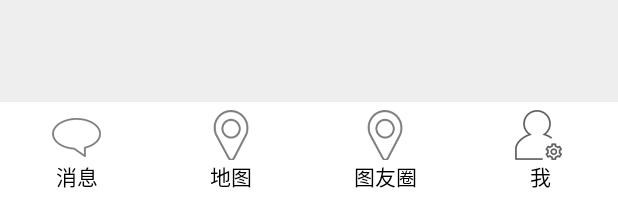
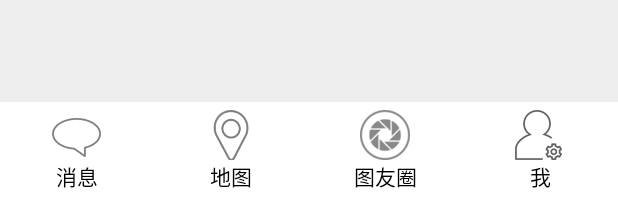
Before and after one commit to changer0/TuYou, an Android app: the layout activity_tu_you.xml on its own in the app's theme, with its tools: preview values and no code run, on a phone screen of 412 x 824 dp. Shown: the part 1036-1233 px from the top of the screen. Run offline under Robolectric (Android 15) with nearby library versions, the light colour scheme and no system bars.

Commit message:
修改界面

```diff
--- a/app/src/main/res/layout/activity_tu_you.xml
+++ b/app/src/main/res/layout/activity_tu_you.xml
@@ -20,12 +20,11 @@
 
 
     <RadioGroup
-        android:background="#fff"
         android:id="@+id/main_rg"
         android:layout_width="match_parent"
         android:layout_height="wrap_content"
         android:layout_alignParentBottom="true"
-        android:layout_alignParentStart="true"
+        android:background="#fff"
         android:orientation="horizontal">
 
         <RadioButton
@@ -44,7 +43,7 @@
         <RadioButton
             android:id="@+id/main_rb_circle"
             style="@style/RadioGroupStyle"
-            android:drawableTop="@mipmap/ic_map"
+            android:drawableTop="@mipmap/ic_circle"
             android:text="图友圈"/>
 
         <RadioButton
```
Also changed, not shown: app/src/main/res/mipmap-hdpi/ic_circle.png (added).
